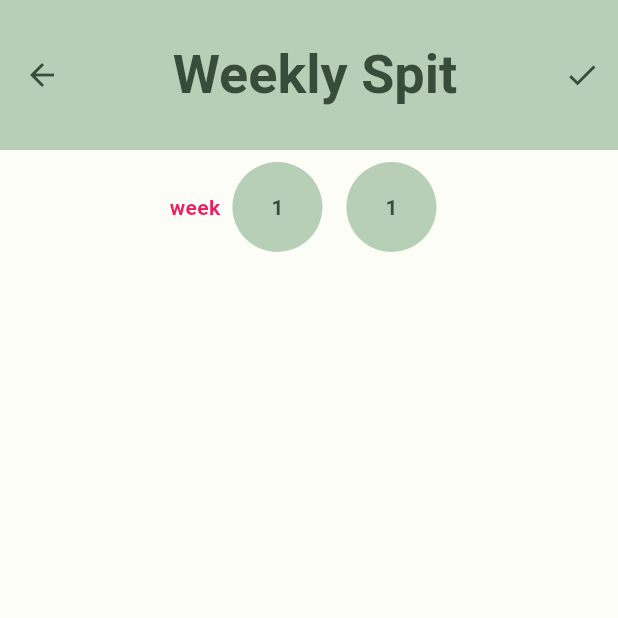
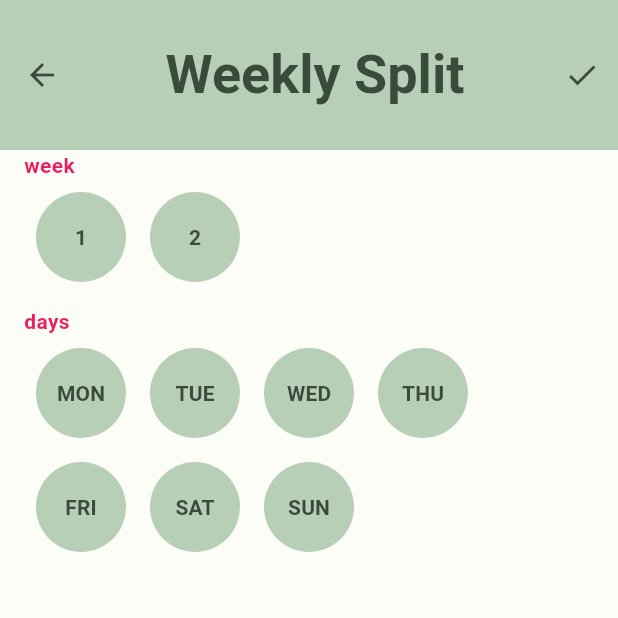
Before and after one commit to YannickSchall/BuddyBuilder, a Flutter app: the screen it shows after launch, on a phone screen of 412 x 824 dp, the top half of it. Run offline on Flutter 3.47's test engine with Material 2 defaults, Android fonts, the phone set to English and light mode, and no system bars; our stand-ins replace flutter_riverpod, freezed_annotation.

Commit message:
added custom classes weekday selector and weekselector

```diff
--- a/buddybuilder/lib/components/circle.dart
+++ b/buddybuilder/lib/components/circle.dart
@@ -9,8 +9,8 @@ class CircleWidget extends StatefulWidget {
     required this.text,
     this.icon,
     this.padding = const EdgeInsets.symmetric(horizontal: 8.0, vertical: 8.0),
-    this.width = 10,
-    this.height = 10,
+    this.width = 60,
+    this.height = 60,
   }) : super(key: key);
 
   final VoidCallback onPressed;
--- /dev/null
+++ b/buddybuilder/lib/components/weekdayselector.dart
@@ -0,0 +1,66 @@
+import 'package:flutter/material.dart';
+import 'package:buddybuilder/material_theme/color_schemes.g.dart';
+import 'package:buddybuilder/components/circle.dart';
+
+class WeekDaySelector extends StatelessWidget {
+  const WeekDaySelector({Key? key}) : super(key: key);
+
+  @override
+  Widget build(BuildContext context) {
+    return Column(
+      crossAxisAlignment: CrossAxisAlignment.start,
+      children: [
+        Row(
+          children: [
+            CircleWidget(
+              onPressed: () {
+                // Action for Monday button
+              },
+              text: 'MON',
+            ),
+            CircleWidget(
+              onPressed: () {
+                // Action for Tuesday button
+              },
+              text: 'TUE',
+            ),
+            CircleWidget(
+              onPressed: () {
+                // Action for Wednesday button
+              },
+              text: 'WED',
+            ),
+            CircleWidget(
+              onPressed: () {
+                // Action for Thursday button
+              },
+              text: 'THU',
+            ),
+          ],
+        ),
+        Row(
+          children: [
+            CircleWidget(
+              onPressed: () {
+                // Action for Friday button
+              },
+              text: 'FRI',
+            ),
+            CircleWidget(
+              onPressed: () {
+                // Action for Saturday button
+              },
+              text: 'SAT',
+            ),
+            CircleWidget(
+              onPressed: () {
+                // Action for Sunday button
+              },
+              text: 'SUN',
+            ),
+          ],
+        ),
+      ],
+    );
+  }
+}
--- /dev/null
+++ b/buddybuilder/lib/components/weekselector.dart
@@ -0,0 +1,32 @@
+import 'package:flutter/material.dart';
+import 'package:buddybuilder/material_theme/color_schemes.g.dart';
+import 'package:buddybuilder/components/circle.dart';
+
+class WeekSelector extends StatelessWidget {
+  const WeekSelector({Key? key}) : super(key: key);
+
+  @override
+  Widget build(BuildContext context) {
+    return Column(
+      crossAxisAlignment: CrossAxisAlignment.start,
+      children: [
+        Row(
+          children: [
+            CircleWidget(
+              onPressed: () {
+                // Action for Monday button
+              },
+              text: '1',
+            ),
+            CircleWidget(
+              onPressed: () {
+                // Action for Tuesday button
+              },
+              text: '2',
+            ),
+          ],
+        ),
+      ],
+    );
+  }
+}
--- a/buddybuilder/lib/pages/splits/weekly/weekly_view.dart
+++ b/buddybuilder/lib/pages/splits/weekly/weekly_view.dart
@@ -1,12 +1,13 @@
+import 'package:buddybuilder/components/weekselector.dart';
 import 'package:flutter/material.dart';
 import 'package:flutter_riverpod/flutter_riverpod.dart';
 import 'package:buddybuilder/common/providers.dart';
 import 'package:buddybuilder/pages/splits/weekly/weekly_model.dart';
 import 'package:buddybuilder/components/appbar.dart';
-import 'package:buddybuilder/components/exercise.dart';
 import 'package:buddybuilder/material_theme/color_schemes.g.dart';
-import 'package:weekly_date_picker/weekly_date_picker.dart';
 import 'package:buddybuilder/components/circle.dart';
+import 'package:buddybuilder/components/weekdayselector.dart';
+import 'package:buddybuilder/components/weekselector.dart';
 
 class WeeklyView extends ConsumerWidget {
   const WeeklyView({
@@ -24,7 +25,7 @@ class WeeklyView extends ConsumerWidget {
 
     return Scaffold(
       appBar: GymAppBar(
-        subTitle: 'Weekly Spit',
+        subTitle: 'Weekly Split',
         titleAlignment: Alignment.centerRight,
         showBackButton: true,
         showOkButton: true,
@@ -32,43 +33,41 @@ class WeeklyView extends ConsumerWidget {
         onOkButtonPressed: () {},
       ),
       body: SingleChildScrollView(
+        child: Padding(
+          padding: const EdgeInsets.only(left: 16.0), // Add left padding
           child: Center(
             child: Column(
-            mainAxisAlignment: MainAxisAlignment.center,
+              crossAxisAlignment:
+                  CrossAxisAlignment.start, // Align text to left
               children: [
-              Row(
-                mainAxisAlignment: MainAxisAlignment.center,
-                children: [
-                  Text(
+                Align(
+                  alignment: Alignment.centerLeft,
+                  child: Text(
                     'week',
                     style: TextStyle(
                       fontWeight: FontWeight.bold,
                       color: Colors.pink,
                     ),
                   ),
-                  CircleWidget(
-                    onPressed: () {
-                      // Handle button press
-                      print('Button pressed');
-                    },
-                    text: '1',
-                    width: 60,
-                    height: 60,
                 ),
-                  CircleWidget(
-                    onPressed: () {
-                      // Handle button press
-                      print('Button pressed');
-                    },
-                    text: '1',
-                    width: 60,
-                    height: 60,
+                WeekSelector(),
+                Align(
+                  alignment: Alignment.centerLeft,
+                  child: Padding(
+                    padding: const EdgeInsets.only(top: 8.0),
+                    child: Text(
+                      'days',
+                      style: TextStyle(
+                        fontWeight: FontWeight.bold,
+                        color: Colors.pink,
                       ),
+                    ),
+                  ),
+                ),
+                WeekDaySelector(),
+                // Add any other widgets you want to display
               ],
             ),
-
-              // Add any other widgets you want to display
-            ],
           ),
         ),
       ),
```
Lines whose indentation alone changed are shown as unchanged.
